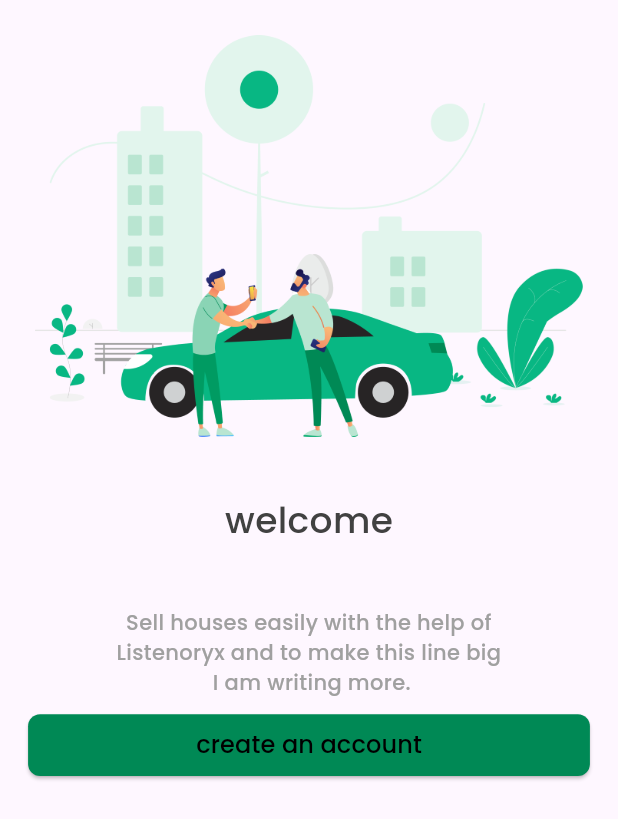
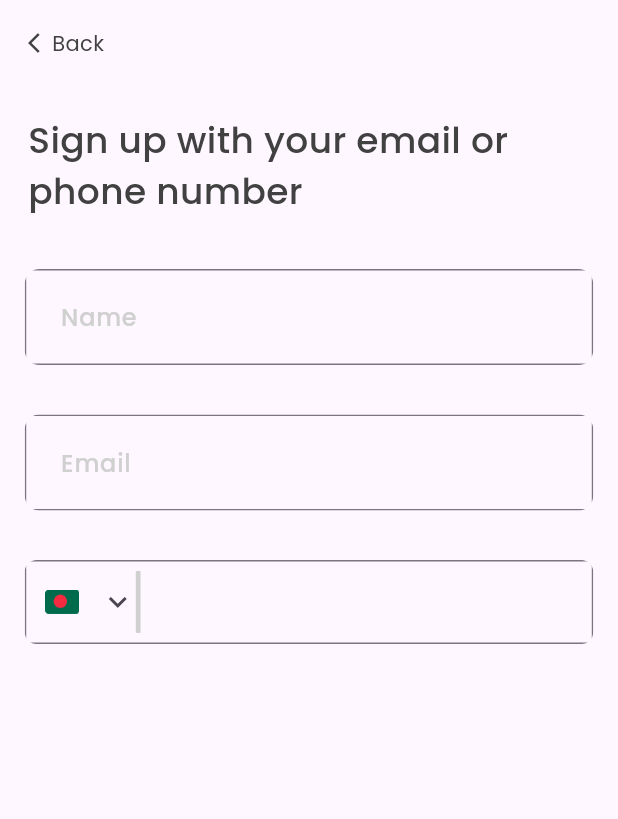
Before and after one commit to krushikapolra45/rideshare, a Flutter app: the screen it shows after launch, on a phone screen of 412 x 824 dp. Shown: the top 819 px of the screen. Run offline on Flutter 3.47's test engine with Material 2 defaults, Android fonts, the phone set to English and light mode, and no system bars; our stand-ins replace pin_code_fields.

Commit message:
text fild screen common

```diff
--- a/lib/main.dart
+++ b/lib/main.dart
@@ -1,5 +1,6 @@
 import 'package:flutter/material.dart';
-import 'package:rideshare/view/authentication/welcome_screen.dart';
+
+import 'view/authentication/sign_up.dart';
 
 void main() {
   runApp(const MyApp());
@@ -19,7 +20,7 @@ class MyApp extends StatelessWidget {
         fontFamily: "Poppins",
         useMaterial3: true,
       ),
-      home: const WelcomeScreen(),
+      home: const SignUp(),
     );
   }
 }
--- /dev/null
+++ b/lib/res/common/app_arrow_back.dart
@@ -0,0 +1,32 @@
+import 'package:flutter/material.dart';
+import 'package:rideshare/res/constant/app_colors.dart';
+import 'package:rideshare/res/constant/app_strings.dart';
+
+class AppArrowBack extends StatelessWidget {
+  const AppArrowBack({Key? key}) : super(key: key);
+
+  @override
+  Widget build(BuildContext context) {
+    Size size = MediaQuery.of(context).size;
+    double screenHeight = size.height;
+    double screenWidth = size.width;
+    EdgeInsets devicePadding = MediaQuery.of(context).viewPadding;
+    return Padding(
+      padding: EdgeInsets.all(screenWidth / 22),
+      child: Row(
+        children: [
+          Icon(
+            Icons.arrow_back_ios,
+            color: AppColors.darkGrayColor,
+            size: 16,
+          ),
+          Text(AppStrings.authenticationTitle,
+              style: TextStyle(
+                fontWeight: FontWeight.w400,
+                color: AppColors.darkGrayColor,
+              )),
+        ],
+      ),
+    );
+  }
+}
--- a/lib/res/common/app_button.dart
+++ b/lib/res/common/app_button.dart
@@ -19,9 +19,7 @@ class AppButton extends StatelessWidget {
 
   @override
   Widget build(BuildContext context) {
-    return Padding(
-      padding: const EdgeInsets.all(8.0),
-      child: ElevatedButton(
+    return ElevatedButton(
       style: ButtonStyle(
         backgroundColor: const MaterialStatePropertyAll(AppColors.darkGreenColor),
         shape: MaterialStatePropertyAll(RoundedRectangleBorder(
@@ -40,14 +38,13 @@ class AppButton extends StatelessWidget {
             text ?? "",
             style: const TextStyle(
               fontSize: 16,
-                color: Colors.black,
+              color: AppColors.whiteColor,
               fontWeight: FontWeight.w500,
               fontFamily: "Poppins",
             ),
           ),
         ],
       ),
-      ),
     );
   }
 }
--- /dev/null
+++ b/lib/res/common/app_email_text_filed.dart
@@ -0,0 +1,37 @@
+import 'package:flutter/material.dart';
+import 'package:rideshare/res/constant/app_colors.dart';
+
+class AppEmailTextFiled extends StatelessWidget {
+  const AppEmailTextFiled({Key? key}) : super(key: key);
+
+  @override
+  Widget build(BuildContext context) {
+    return ClipRRect(
+      borderRadius: const BorderRadius.all(
+        Radius.circular(10),
+      ),
+      child: TextFormField(
+        validator: (value) {
+          if (!RegExp(r"^[a-zA-Z0-9.a-zA-Z0-9.!#$%&'*+-/=?^_`{|}~]+@[a-zA-Z0-9]+\.[a-zA-Z]+").hasMatch(value!)) {
+            return "Please enter valid email";
+          }
+          return null;
+        },
+        decoration: const InputDecoration(
+          contentPadding: EdgeInsets.all(20),
+          isDense: true,
+          border: OutlineInputBorder(
+            borderSide: BorderSide(color: AppColors.grayColor, width: 1),
+          ),
+          hintText: "Email",
+          hintStyle: TextStyle(
+            color: AppColors.lGrayColor,
+            fontSize: 16,
+            fontWeight: FontWeight.w500,
+          ),
+        ),
+        onTap: () {},
+      ),
+    );
+  }
+}
--- /dev/null
+++ b/lib/res/common/app_name_text_filed.dart
@@ -0,0 +1,37 @@
+import 'package:flutter/material.dart';
+import 'package:rideshare/res/constant/app_colors.dart';
+
+class AppNameTextFiled extends StatelessWidget {
+  const AppNameTextFiled({Key? key}) : super(key: key);
+
+  @override
+  Widget build(BuildContext context) {
+    return ClipRRect(
+      borderRadius: const BorderRadius.all(
+        Radius.circular(10),
+      ),
+      child: TextFormField(
+        validator: (value) {
+          if (!RegExp(r"^[a-z0-9]").hasMatch(value!)) {
+            return "Please enter  fullName";
+          }
+          return null;
+        },
+        decoration: const InputDecoration(
+          contentPadding: EdgeInsets.all(20),
+          isDense: false,
+          border: OutlineInputBorder(
+            borderSide: BorderSide(color: AppColors.grayColor, width: 1),
+          ),
+          hintText: "Name",
+          hintStyle: TextStyle(
+            color: AppColors.lGrayColor,
+            fontSize: 16,
+            fontWeight: FontWeight.w500,
+          ),
+        ),
+        onTap: () {},
+      ),
+    );
+  }
+}
--- /dev/null
+++ b/lib/res/common/app_number_text_filed.dart
@@ -0,0 +1,64 @@
+import 'package:flutter/material.dart';
+import 'package:rideshare/res/constant/app_assets.dart';
+import 'package:rideshare/res/constant/app_colors.dart';
+
+class AppNumberTextFiled extends StatelessWidget {
+  const AppNumberTextFiled({Key? key}) : super(key: key);
+
+  @override
+  Widget build(BuildContext context) {
+    Size size = MediaQuery.of(context).size;
+    double screenHeight = size.height;
+    double screenWidth = size.width;
+    EdgeInsets devicePadding = MediaQuery.of(context).viewPadding;
+    return ClipRRect(
+      borderRadius: const BorderRadius.all(
+        Radius.circular(8),
+      ),
+      child: Expanded(
+        child: TextFormField(
+          validator: (value) {
+            if (!RegExp(r"^(?:[+0]9)?[0-9]{10,12}$").hasMatch(value!)) {
+              return "Please enter valid number";
+            }
+            return null;
+          },
+          decoration: InputDecoration(
+            // contentPadding: const EdgeInsets.all(20),
+            isDense: false,
+            border: const OutlineInputBorder(
+              borderSide: BorderSide(color: AppColors.grayColor, width: 1),
+            ),
+            hintText: "Your mobile number",
+            prefixIcon: Row(
+              children: [
+                Padding(
+                  padding: EdgeInsets.all(screenWidth / 30),
+                  child: Image.asset(
+                    AppAssets.country,
+                    height: screenHeight / 50,
+                  ),
+                ),
+                const Icon(
+                  Icons.keyboard_arrow_down,
+                ),
+                Container(
+                  height: screenHeight / 20,
+                  width: screenWidth / 130,
+                  color: AppColors.lGrayColor,
+                )
+              ],
+            ),
+
+            hintStyle: TextStyle(
+              color: Color(0xFF9E9E9E),
+              fontSize: 16,
+              fontWeight: FontWeight.w400,
+            ),
+          ),
+          onTap: () {},
+        ),
+      ),
+    );
+  }
+}
--- a/lib/res/constant/app_assets.dart
+++ b/lib/res/constant/app_assets.dart
@@ -2,8 +2,10 @@ class AppAssets {
   // static const String imagePath = "assets/images/";
   // static const String iconPath = "assets/icons/";
 
-  static const String appOnBoarding = " assets/images/anywhere_you.png";
+  static const String appOnBoarding = "assets/images/anywhere_you.png";
   static const String appOnBoardingTime = "assets/images/anytime.png";
-  static const String appBookCar = " assets/images/book_car.png";
+  static const String appBookCar = "assets/images/book_car.png";
   static const String appWelCome = "assets/images/welcome_screen.png";
+  //sign up screen
+  static const String country = "assets/images/country.png";
 }
--- a/lib/res/constant/app_colors.dart
+++ b/lib/res/constant/app_colors.dart
@@ -5,4 +5,7 @@ class AppColors {
   static const Color lightGreenColor = Color(0xFFB9E5D1);
   static const Color darkGrayColor = Color(0xFF414141);
   static const Color lightGrayColor = Color(0xFFA0A0A0);
+  static const Color grayColor = Color(0xFFB8B8B8);
+  static const Color lGrayColor = Color(0xFFD0D0D0);
+  static const Color whiteColor = Color(0xFFFFFFFF);
 }
--- a/lib/res/constant/app_strings.dart
+++ b/lib/res/constant/app_strings.dart
@@ -8,4 +8,16 @@ class AppStrings {
 // welcome string
   static const String welComeTitle = "welcome";
   static const String welComeText = "Have a better sharing experience";
+  //authentication title Screen String
+  static const String authenticationTitle = "Back";
+  // sign up screen string
+  static const String singHadding = "Sign up with your email or \n phone number";
+  static const String richText = "By signing up. you agree to the Terms of service and\nPrivacy policy.";
+  static const String richTextSecond = "Already have an account? Sign in";
+  static const String gmail = "Sign up with Gmail";
+  static const String faceBook = "Sign up with Facebook";
+  static const String apple = "Sign up with Apple";
+  //otp verify
+  static const String title = "Phone verification";
+  static const String otp = "Enter your OTP code";
 }
--- /dev/null
+++ b/lib/view/authentication/sign_up.dart
@@ -0,0 +1,60 @@
+import 'package:flutter/material.dart';
+import 'package:rideshare/res/common/app_arrow_back.dart';
+import 'package:rideshare/res/common/app_email_text_filed.dart';
+import 'package:rideshare/res/common/app_name_text_filed.dart';
+import 'package:rideshare/res/common/app_number_text_filed.dart';
+import 'package:rideshare/res/constant/app_colors.dart';
+
+class SignUp extends StatefulWidget {
+  const SignUp({Key? key}) : super(key: key);
+
+  @override
+  State<SignUp> createState() => _SignUpState();
+}
+
+class _SignUpState extends State<SignUp> {
+  @override
+  Widget build(BuildContext context) {
+    Size size = MediaQuery.of(context).size;
+    double screenHeight = size.height;
+    double screenWidth = size.width;
+    EdgeInsets devicePadding = MediaQuery.of(context).viewPadding;
+
+    return Padding(
+      padding: devicePadding,
+      child: Scaffold(
+        body: Column(
+          children: [
+            const AppArrowBack(),
+            Padding(
+              padding: EdgeInsets.all(screenWidth / 22),
+              child: const Align(
+                alignment: Alignment.topLeft,
+                child: Text(
+                  "Sign up with your email or\nphone number",
+                  style: TextStyle(
+                    fontWeight: FontWeight.w500,
+                    color: AppColors.darkGrayColor,
+                    fontSize: 24,
+                  ),
+                ),
+              ),
+            ),
+            Padding(
+              padding: EdgeInsets.all(screenWidth / 25),
+              child: AppNameTextFiled(),
+            ),
+            Padding(
+              padding: EdgeInsets.all(screenWidth / 25),
+              child: const AppEmailTextFiled(),
+            ),
+            Padding(
+              padding: EdgeInsets.all(screenWidth / 25),
+              child: AppNumberTextFiled(),
+            ),
+          ],
+        ),
+      ),
+    );
+  }
+}
--- a/pubspec.yaml
+++ b/pubspec.yaml
@@ -38,6 +38,8 @@ dependencies:
   onboarding_animation: ^0.0.3
   percent_indicator: ^4.2.3
   google_maps_flutter: ^2.4.0
+  simple_circular_progress_bar: ^1.0.2
+  pin_code_fields: ^8.0.1
 
 dev_dependencies:
   flutter_test:
```
Also changed, not shown: lib/view/authentication/verify_otp.dart (added, +202 -0 lines), lib/view/authentication/welcome_screen.dart (+44 -26 lines), lib/view/onboarding/onboarding_one.dart (+3 -37 lines), assets/images/country.png (added), lib/res/common/app_text_filed.dart (deleted), pubspec.lock. Lines whose indentation alone changed are shown as unchanged.
